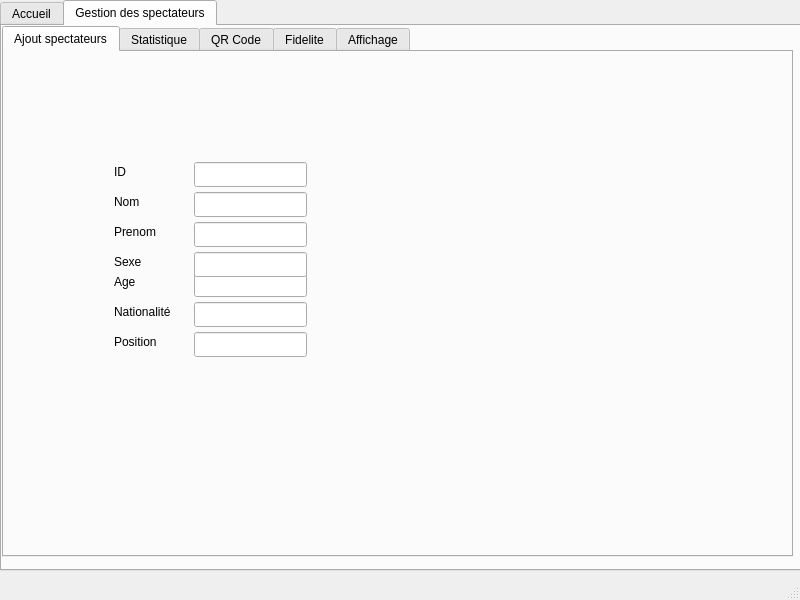
The window that mainwindow.ui (nassim44/olymic_games_2A21) describes before a commit, drawn with Qt 5.
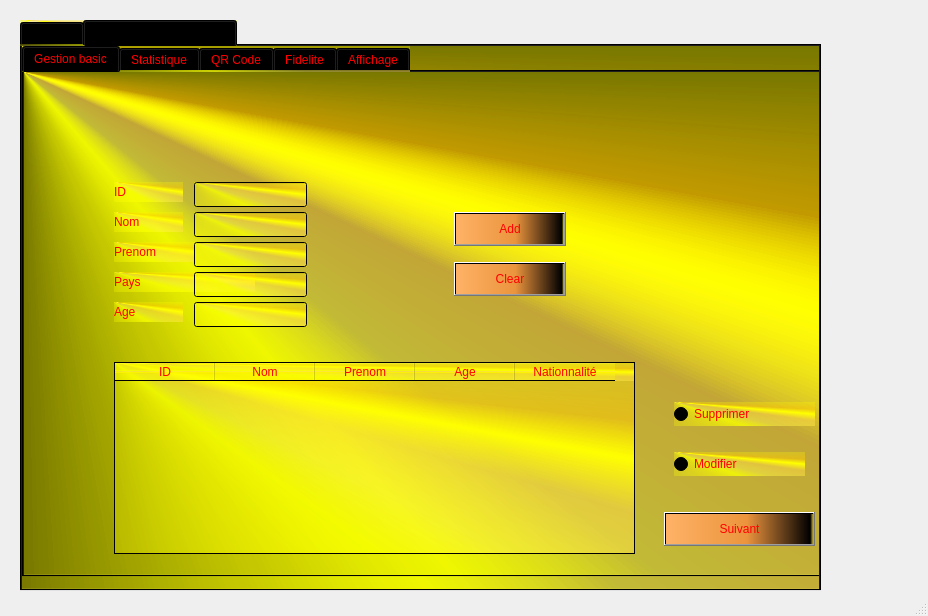
The same window after the commit. The open tabs and pages were chosen to show the change. Icons and pictures are not drawn.

Commit message: commit gestion des spectateurs

```diff
--- a/mainwindow.ui
+++ b/mainwindow.ui
@@ -6,8 +6,8 @@
    <rect>
     <x>0</x>
     <y>0</y>
-    <width>800</width>
-    <height>600</height>
+    <width>928</width>
+    <height>616</height>
    </rect>
   </property>
   <property name="windowTitle">
@@ -17,12 +17,15 @@
    <widget class="QTabWidget" name="tabWidget">
     <property name="geometry">
      <rect>
-      <x>0</x>
-      <y>0</y>
+      <x>20</x>
+      <y>20</y>
       <width>801</width>
       <height>571</height>
      </rect>
     </property>
+    <property name="styleSheet">
+     <string notr="true">background-color: qconicalgradient(cx:0, cy:0, angle:135, stop:0 rgba(255, 255, 0, 69), stop:0.375 rgba(255, 255, 0, 69), stop:0.423533 rgba(251, 255, 0, 145), stop:0.45 rgba(247, 255, 0, 208), stop:0.477581 rgba(255, 244, 71, 130), stop:0.518717 rgba(255, 218, 71, 130), stop:0.55 rgba(255, 255, 0, 255), stop:0.57754 rgba(255, 203, 0, 130), stop:0.625 rgba(255, 255, 0, 69), stop:1 rgba(255, 255, 0, 69));</string>
+    </property>
     <property name="currentIndex">
      <number>1</number>
     </property>
@@ -128,26 +131,32 @@
        <rect>
         <x>0</x>
         <y>0</y>
-        <width>791</width>
+        <width>851</width>
         <height>531</height>
        </rect>
       </property>
+      <property name="styleSheet">
+       <string notr="true">color: rgb(255, 0, 0);</string>
+      </property>
       <property name="currentIndex">
        <number>3</number>
       </property>
       <widget class="QWidget" name="tab_3">
        <attribute name="title">
-        <string>Ajout spectateurs</string>
+        <string>Gestion basic</string>
        </attribute>
        <widget class="QLabel" name="label_3">
         <property name="geometry">
          <rect>
-          <x>110</x>
+          <x>90</x>
           <y>110</y>
           <width>69</width>
           <height>20</height>
          </rect>
         </property>
+        <property name="styleSheet">
+         <string notr="true">font: 8pt &quot;Terminal&quot;;</string>
+        </property>
         <property name="text">
          <string>ID</string>
         </property>
@@ -155,12 +164,15 @@
        <widget class="QLabel" name="label_4">
         <property name="geometry">
          <rect>
-          <x>110</x>
+          <x>90</x>
           <y>140</y>
           <width>69</width>
           <height>20</height>
          </rect>
         </property>
+        <property name="styleSheet">
+         <string notr="true">font: 8pt &quot;Terminal&quot;;</string>
+        </property>
         <property name="text">
          <string>Nom</string>
         </property>
@@ -168,80 +180,50 @@
        <widget class="QLabel" name="label_5">
         <property name="geometry">
          <rect>
-          <x>110</x>
+          <x>90</x>
           <y>170</y>
-          <width>69</width>
-          <height>20</height>
-         </rect>
-        </property>
-        <property name="text">
-         <string>Prenom</string>
-        </property>
-       </widget>
-       <widget class="QLabel" name="label_6">
-        <property name="geometry">
-         <rect>
-          <x>110</x>
-          <y>250</y>
           <width>81</width>
           <height>20</height>
          </rect>
         </property>
+        <property name="styleSheet">
+         <string notr="true">font: 8pt &quot;Terminal&quot;;</string>
+        </property>
         <property name="text">
-         <string>Nationalité</string>
+         <string>Prenom</string>
         </property>
        </widget>
        <widget class="QLabel" name="label_7">
         <property name="geometry">
          <rect>
-          <x>110</x>
-          <y>220</y>
+          <x>90</x>
+          <y>230</y>
           <width>69</width>
           <height>20</height>
          </rect>
         </property>
+        <property name="styleSheet">
+         <string notr="true">font: 8pt &quot;Terminal&quot;;</string>
+        </property>
         <property name="text">
          <string>Age</string>
         </property>
        </widget>
-       <widget class="QLabel" name="label_8">
-        <property name="geometry">
-         <rect>
-          <x>110</x>
-          <y>280</y>
-          <width>69</width>
-          <height>20</height>
-         </rect>
-        </property>
-        <property name="text">
-         <string>Position</string>
-        </property>
-       </widget>
        <widget class="QLineEdit" name="lineEdit_3">
         <property name="geometry">
          <rect>
-          <x>190</x>
+          <x>170</x>
           <y>110</y>
           <width>113</width>
           <height>25</height>
          </rect>
         </property>
        </widget>
-       <widget class="QLineEdit" name="lineEdit_4">
-        <property name="geometry">
-         <rect>
-          <x>190</x>
-          <y>250</y>
-          <width>113</width>
-          <height>25</height>
-         </rect>
-        </property>
-       </widget>
        <widget class="QLineEdit" name="lineEdit_5">
         <property name="geometry">
          <rect>
-          <x>190</x>
-          <y>220</y>
+          <x>170</x>
+          <y>230</y>
           <width>113</width>
           <height>25</height>
          </rect>
@@ -250,7 +232,7 @@
        <widget class="QLineEdit" name="lineEdit_6">
         <property name="geometry">
          <rect>
-          <x>190</x>
+          <x>170</x>
           <y>170</y>
           <width>113</width>
           <height>25</height>
@@ -260,46 +242,163 @@
        <widget class="QLineEdit" name="lineEdit_7">
         <property name="geometry">
          <rect>
-          <x>190</x>
+          <x>170</x>
           <y>140</y>
           <width>113</width>
           <height>25</height>
          </rect>
         </property>
        </widget>
-       <widget class="QLineEdit" name="lineEdit_8">
-        <property name="geometry">
-         <rect>
-          <x>190</x>
-          <y>280</y>
-          <width>113</width>
-          <height>25</height>
-         </rect>
-        </property>
-       </widget>
        <widget class="QLabel" name="label_9">
         <property name="geometry">
          <rect>
-          <x>110</x>
+          <x>90</x>
           <y>200</y>
-          <width>69</width>
+          <width>141</width>
           <height>20</height>
          </rect>
         </property>
+        <property name="styleSheet">
+         <string notr="true">font: 8pt &quot;Terminal&quot;;</string>
+        </property>
         <property name="text">
-         <string>Sexe</string>
+         <string>Pays</string>
         </property>
        </widget>
        <widget class="QLineEdit" name="lineEdit_9">
         <property name="geometry">
          <rect>
-          <x>190</x>
+          <x>170</x>
           <y>200</y>
           <width>113</width>
           <height>25</height>
          </rect>
         </property>
        </widget>
+       <widget class="QPushButton" name="pushButton_3">
+        <property name="geometry">
+         <rect>
+          <x>430</x>
+          <y>140</y>
+          <width>112</width>
+          <height>34</height>
+         </rect>
+        </property>
+        <property name="styleSheet">
+         <string notr="true">color: rgb(255, 0, 0);
+background-color: qlineargradient(spread:pad, x1:0, y1:0, x2:1, y2:0, stop:0 rgba(255, 178, 102, 255), stop:0.55 rgba(235, 148, 61, 255), stop:0.98 rgba(0, 0, 0, 255), stop:1 rgba(0, 0, 0, 0));</string>
+        </property>
+        <property name="text">
+         <string>Add</string>
+        </property>
+       </widget>
+       <widget class="QPushButton" name="pushButton_4">
+        <property name="geometry">
+         <rect>
+          <x>430</x>
+          <y>190</y>
+          <width>112</width>
+          <height>34</height>
+         </rect>
+        </property>
+        <property name="styleSheet">
+         <string notr="true">color: rgb(255, 0, 0);
+background-color: qlineargradient(spread:pad, x1:0, y1:0, x2:1, y2:0, stop:0 rgba(255, 178, 102, 255), stop:0.55 rgba(235, 148, 61, 255), stop:0.98 rgba(0, 0, 0, 255), stop:1 rgba(0, 0, 0, 0));</string>
+        </property>
+        <property name="text">
+         <string>Clear</string>
+        </property>
+        <property name="autoRepeat">
+         <bool>false</bool>
+        </property>
+       </widget>
+       <widget class="QTableWidget" name="tableWidget_2">
+        <property name="geometry">
+         <rect>
+          <x>90</x>
+          <y>290</y>
+          <width>521</width>
+          <height>192</height>
+         </rect>
+        </property>
+        <column>
+         <property name="text">
+          <string>ID</string>
+         </property>
+        </column>
+        <column>
+         <property name="text">
+          <string>Nom</string>
+         </property>
+        </column>
+        <column>
+         <property name="text">
+          <string>Prenom</string>
+         </property>
+        </column>
+        <column>
+         <property name="text">
+          <string>Age</string>
+         </property>
+        </column>
+        <column>
+         <property name="text">
+          <string>Nationnalité</string>
+         </property>
+        </column>
+       </widget>
+       <widget class="QRadioButton" name="radioButton">
+        <property name="geometry">
+         <rect>
+          <x>650</x>
+          <y>330</y>
+          <width>141</width>
+          <height>24</height>
+         </rect>
+        </property>
+        <property name="styleSheet">
+         <string notr="true">font: 8pt &quot;Terminal&quot;;</string>
+        </property>
+        <property name="text">
+         <string>Supprimer</string>
+        </property>
+       </widget>
+       <widget class="QRadioButton" name="radioButton_2">
+        <property name="geometry">
+         <rect>
+          <x>650</x>
+          <y>380</y>
+          <width>131</width>
+          <height>24</height>
+         </rect>
+        </property>
+        <property name="styleSheet">
+         <string notr="true">font: 8pt &quot;Terminal&quot;;</string>
+        </property>
+        <property name="text">
+         <string>Modifier</string>
+        </property>
+       </widget>
+       <widget class="QPushButton" name="pushButton_5">
+        <property name="geometry">
+         <rect>
+          <x>640</x>
+          <y>440</y>
+          <width>151</width>
+          <height>34</height>
+         </rect>
+        </property>
+        <property name="styleSheet">
+         <string notr="true">background-color: qlineargradient(spread:pad, x1:0, y1:0, x2:1, y2:0, stop:0 rgba(255, 178, 102, 255), stop:0.55 rgba(235, 148, 61, 255), stop:0.98 rgba(0, 0, 0, 255), stop:1 rgba(0, 0, 0, 0));
+
+
+
+</string>
+        </property>
+        <property name="text">
+         <string>Suivant</string>
+        </property>
+       </widget>
       </widget>
       <widget class="QWidget" name="tab_5">
        <attribute name="title">
```
Left out of the diff: 6 changed lines with no effect on the pictures. The commit also changes 6 other files.
